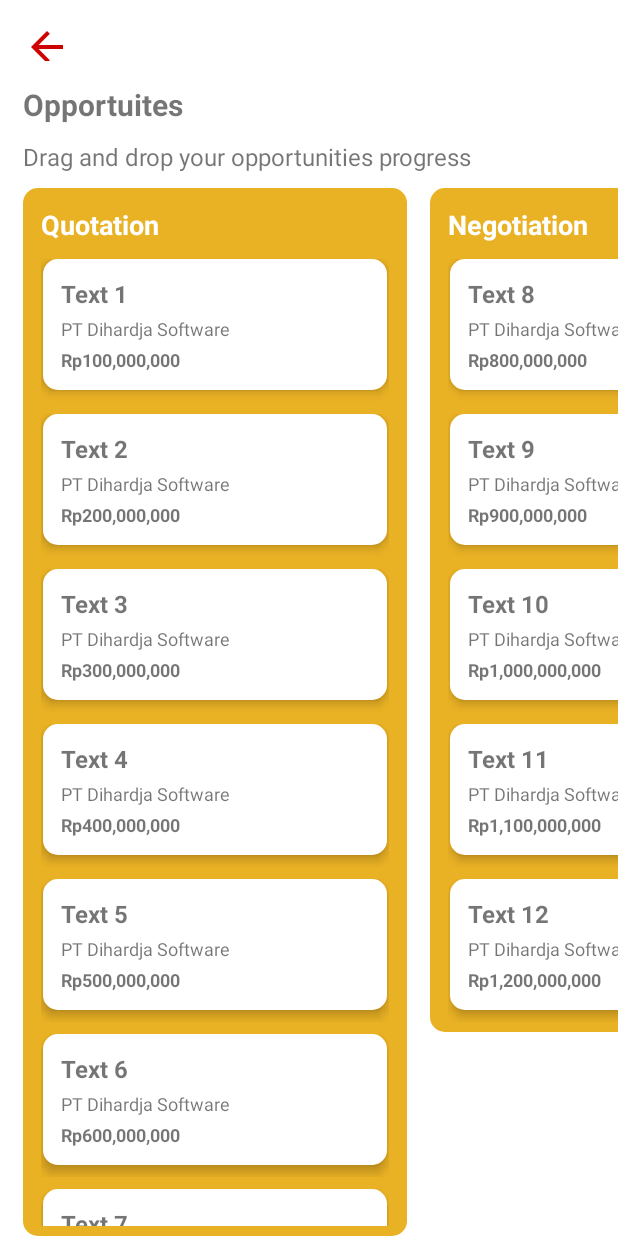
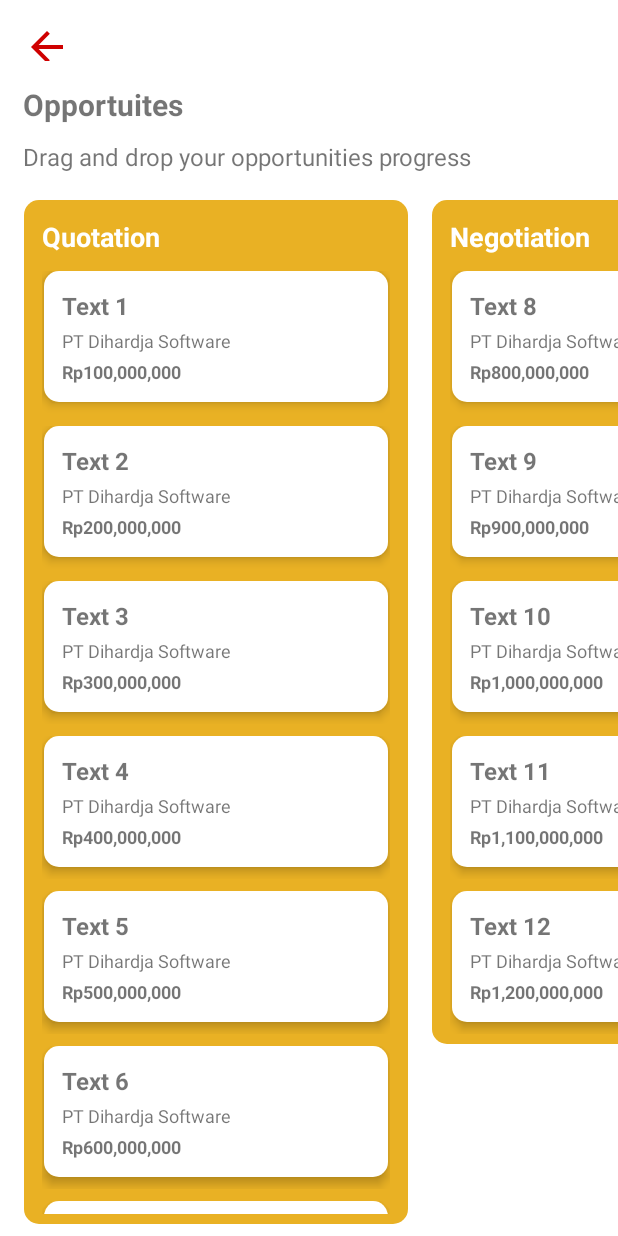
Before and after one commit to kelvinprayitno94/showcase_ADI, an Android app: the screen it shows after launch (DragDropActivity), on a phone screen of 412 x 824 dp. Run offline under Robolectric (Android 15) with nearby library versions, the phone set to English and light mode, and no system bars; our stand-ins replace data binding; 1 statement that could not run was skipped.

Commit message:
-Make drag and drop using long tap -Make recyclerview scrollable vertically -Fix last recyclerview margin issue

```diff
--- a/app/src/main/java/com/hino/hearts/ui/dragdrop/DragDropList.kt
+++ b/app/src/main/java/com/hino/hearts/ui/dragdrop/DragDropList.kt
@@ -20,8 +20,6 @@
         val inflater = LayoutInflater.from(context)
         val view: View = inflater.inflate(R.layout.layout_dragdrop_list, this, false)
         val cardView: LinearLayout = view.findViewById(R.id.ll_dragdrop_card)
-        val param: LayoutParams = cardView.layoutParams as LayoutParams
-        param.setMargins(marginStart, 0, marginEnd, 0)
         cardView.backgroundResource = background
 
         val headerTextView: TextView = view.findViewById(R.id.tv_header)
--- a/app/src/main/res/layout/activity_dragdrop.xml
+++ b/app/src/main/res/layout/activity_dragdrop.xml
@@ -66,7 +66,10 @@
             <HorizontalScrollView
                 android:id="@+id/hs_dragdrop"
                 android:layout_width="match_parent"
-                android:layout_height="match_parent">
+                android:layout_height="match_parent"
+                android:paddingStart="@dimen/dimens_8dp"
+                android:paddingEnd="@dimen/dimens_8dp"
+                android:clipToPadding="false">
 
                 <LinearLayout
                     android:id="@+id/ll_dragdrop"
--- a/app/src/main/res/layout/layout_dragdrop_list.xml
+++ b/app/src/main/res/layout/layout_dragdrop_list.xml
@@ -10,9 +10,10 @@
         android:id="@+id/ll_dragdrop_card"
         android:layout_width="256dp"
         android:layout_height="wrap_content"
-        android:layout_marginTop="8dp"
-        android:layout_marginBottom="8dp"
-        android:layout_marginStart="@dimen/dimens_15dp"
+        android:layout_marginTop="@dimen/dimens_8dp"
+        android:layout_marginBottom="@dimen/dimens_8dp"
+        android:layout_marginStart="@dimen/dimens_8dp"
+        android:layout_marginEnd="@dimen/dimens_8dp"
         android:paddingTop="12dp"
         android:paddingStart="12dp"
         android:paddingEnd="12dp"
```
Also changed, not shown: app/src/main/java/com/hino/hearts/adapter/DragDropAdapter.kt (+24 -16 lines).
